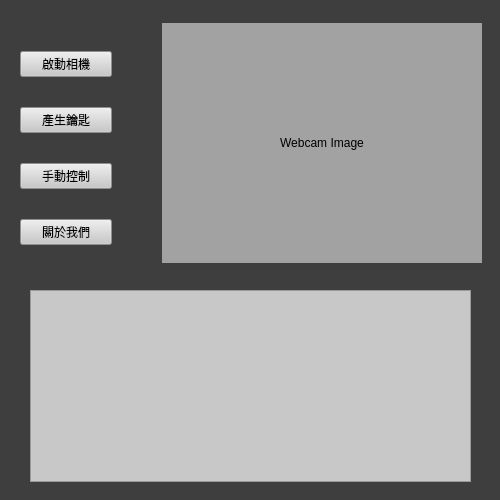
Before: the Qt Designer form src/ui/mainwindow_ui.ui in Baymaxteam/QRLocker, drawn with Qt 5.
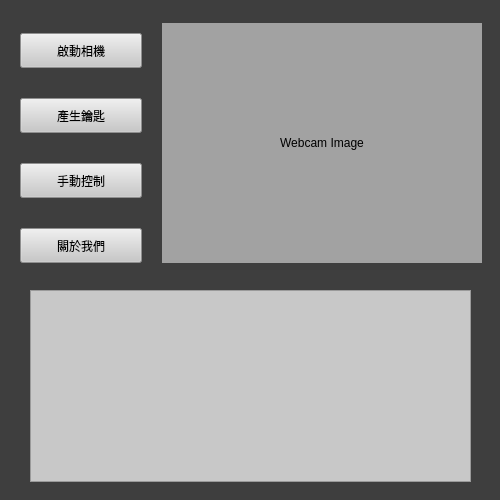
After: the same form once the commit is applied.

Patch:
```diff
--- a/src/ui/mainwindow_ui.ui
+++ b/src/ui/mainwindow_ui.ui
@@ -63,7 +63,7 @@
       <number>20</number>
      </property>
      <property name="horizontalSpacing">
-      <number>50</number>
+      <number>20</number>
      </property>
      <item row="0" column="0">
       <layout class="QVBoxLayout" name="verticalLayout">
@@ -78,6 +78,18 @@
        </property>
        <item>
         <widget class="QPushButton" name="enableCamButton">
+         <property name="sizePolicy">
+          <sizepolicy hsizetype="Minimum" vsizetype="Fixed">
+           <horstretch>0</horstretch>
+           <verstretch>0</verstretch>
+          </sizepolicy>
+         </property>
+         <property name="minimumSize">
+          <size>
+           <width>0</width>
+           <height>35</height>
+          </size>
+         </property>
          <property name="styleSheet">
           <string notr="true">background-color: rgb(200, 200, 200)</string>
          </property>
@@ -88,6 +100,18 @@
        </item>
        <item>
         <widget class="QPushButton" name="keyWidgetButton">
+         <property name="sizePolicy">
+          <sizepolicy hsizetype="Minimum" vsizetype="Fixed">
+           <horstretch>0</horstretch>
+           <verstretch>0</verstretch>
+          </sizepolicy>
+         </property>
+         <property name="minimumSize">
+          <size>
+           <width>0</width>
+           <height>35</height>
+          </size>
+         </property>
          <property name="styleSheet">
           <string notr="true">background-color: rgb(200, 200, 200)</string>
          </property>
@@ -98,6 +122,18 @@
        </item>
        <item>
         <widget class="QPushButton" name="doorControlButton">
+         <property name="sizePolicy">
+          <sizepolicy hsizetype="Minimum" vsizetype="Fixed">
+           <horstretch>0</horstretch>
+           <verstretch>0</verstretch>
+          </sizepolicy>
+         </property>
+         <property name="minimumSize">
+          <size>
+           <width>0</width>
+           <height>35</height>
+          </size>
+         </property>
          <property name="styleSheet">
           <string notr="true">background-color: rgb(200, 200, 200)</string>
          </property>
@@ -108,6 +144,18 @@
        </item>
        <item>
         <widget class="QPushButton" name="aboutInfoButton">
+         <property name="sizePolicy">
+          <sizepolicy hsizetype="Minimum" vsizetype="Fixed">
+           <horstretch>0</horstretch>
+           <verstretch>0</verstretch>
+          </sizepolicy>
+         </property>
+         <property name="minimumSize">
+          <size>
+           <width>0</width>
+           <height>35</height>
+          </size>
+         </property>
          <property name="styleSheet">
           <string notr="true">background-color: rgb(200, 200, 200)</string>
          </property>
```
